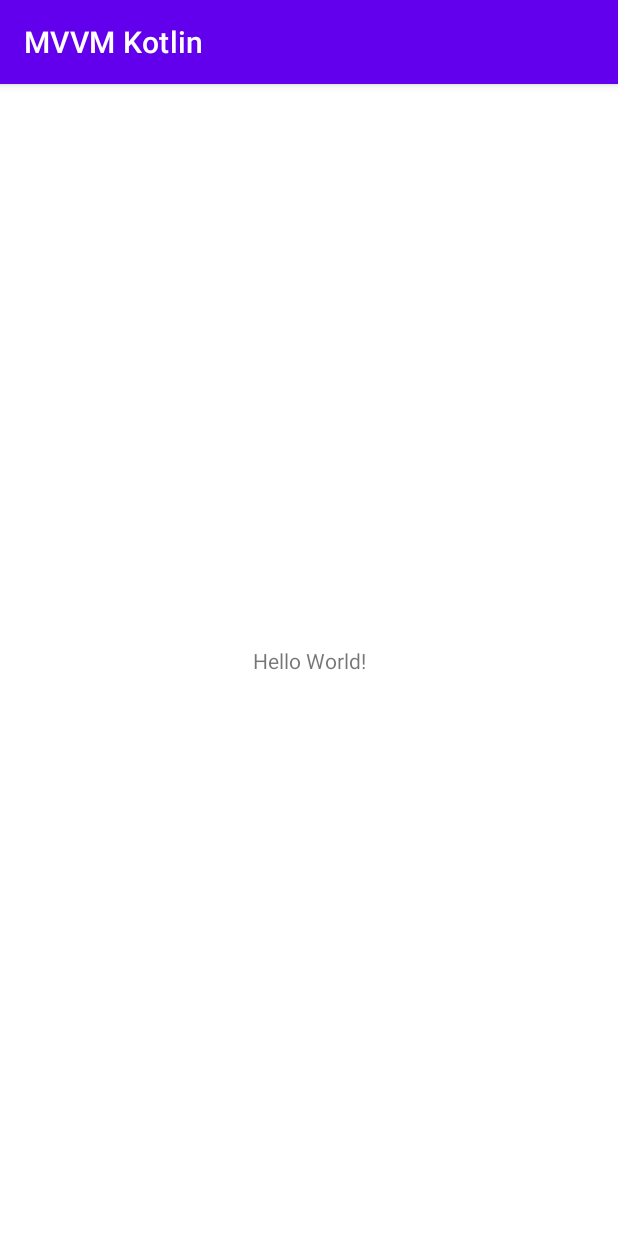
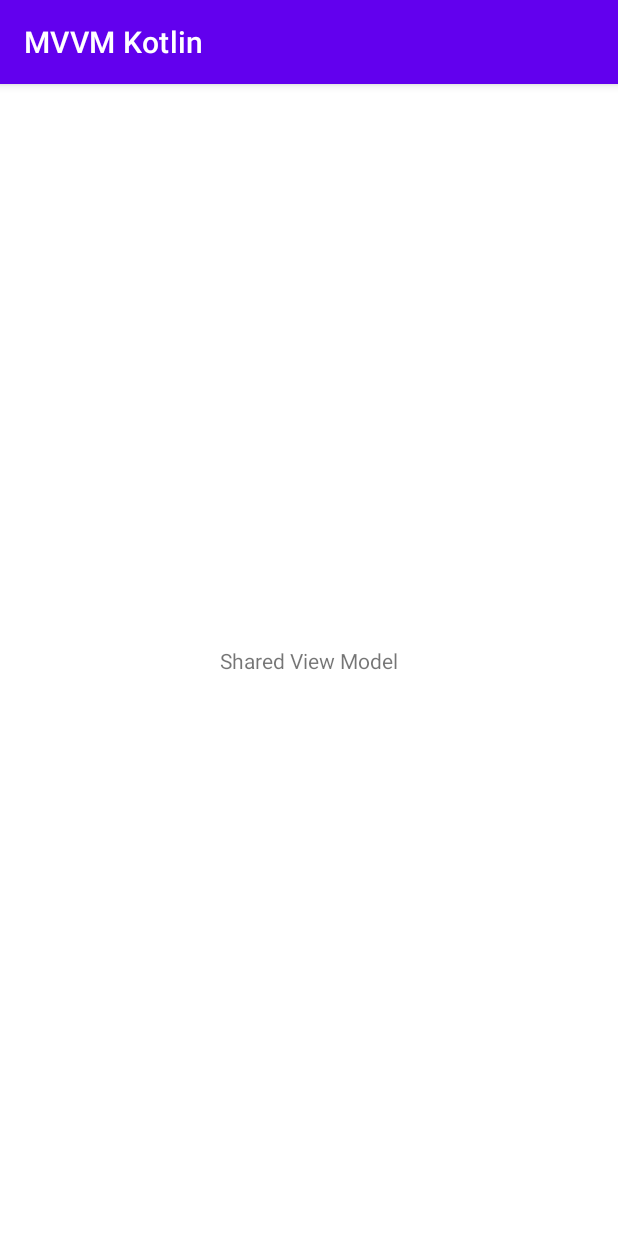
Before and after one commit to VinayTShetty/Mvvm-Android-Kotlin, an Android app: the screen it shows after launch (MainActivity), on a phone screen of 412 x 824 dp. Run offline under Robolectric (Android 15) with nearby library versions, the phone set to English and light mode, and no system bars.

Commit message:
Shared View Model

```diff
--- a/MVVM_Kotlin/app/src/main/res/layout/activity_main.xml
+++ b/MVVM_Kotlin/app/src/main/res/layout/activity_main.xml
@@ -9,7 +9,7 @@
     <TextView
         android:layout_width="wrap_content"
         android:layout_height="wrap_content"
-        android:text="Hello World!"
+        android:text="Shared View Model"
         app:layout_constraintBottom_toBottomOf="parent"
         app:layout_constraintEnd_toEndOf="parent"
         app:layout_constraintStart_toStartOf="parent"
```
